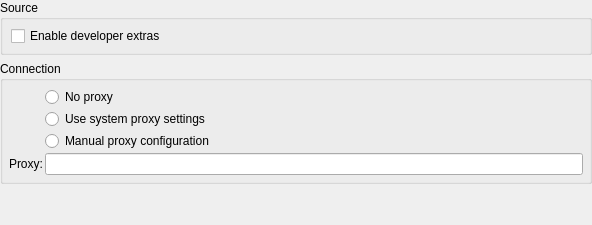
This is resources/ui/configure/browser.ui in prymatex/prymatex as Qt 5 draws it before an edit. The edited form follows.
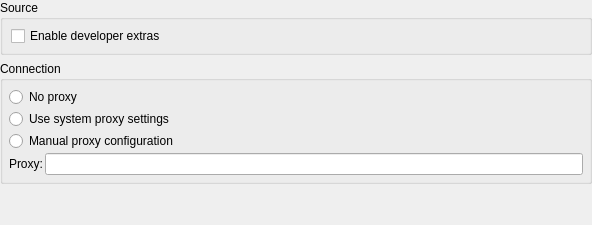
This is the edited form.

Commit message: fix and add settings, more colors for gutter

Diff of the .ui file:
```diff
--- a/resources/ui/configure/browser.ui
+++ b/resources/ui/configure/browser.ui
@@ -79,27 +79,27 @@
       <item row="4" column="1">
        <widget class="QLineEdit" name="lineEditProxy"/>
       </item>
-      <item row="2" column="1">
-       <widget class="QRadioButton" name="radioButtonManualProxy">
-        <property name="text">
-         <string>Manual proxy configuration</string>
-        </property>
-       </widget>
-      </item>
-      <item row="1" column="1">
-       <widget class="QRadioButton" name="radioButtonSystemProxy">
-        <property name="text">
-         <string>Use system proxy settings</string>
-        </property>
-       </widget>
-      </item>
-      <item row="0" column="1">
+      <item row="0" column="0" colspan="2">
        <widget class="QRadioButton" name="radioButtonNoProxy">
         <property name="text">
          <string>No proxy</string>
         </property>
        </widget>
       </item>
+      <item row="1" column="0" colspan="2">
+       <widget class="QRadioButton" name="radioButtonSystemProxy">
+        <property name="text">
+         <string>Use system proxy settings</string>
+        </property>
+       </widget>
+      </item>
+      <item row="2" column="0" colspan="2">
+       <widget class="QRadioButton" name="radioButtonManualProxy">
+        <property name="text">
+         <string>Manual proxy configuration</string>
+        </property>
+       </widget>
+      </item>
      </layout>
     </widget>
    </item>
```
The commit also changes 19 other files.
